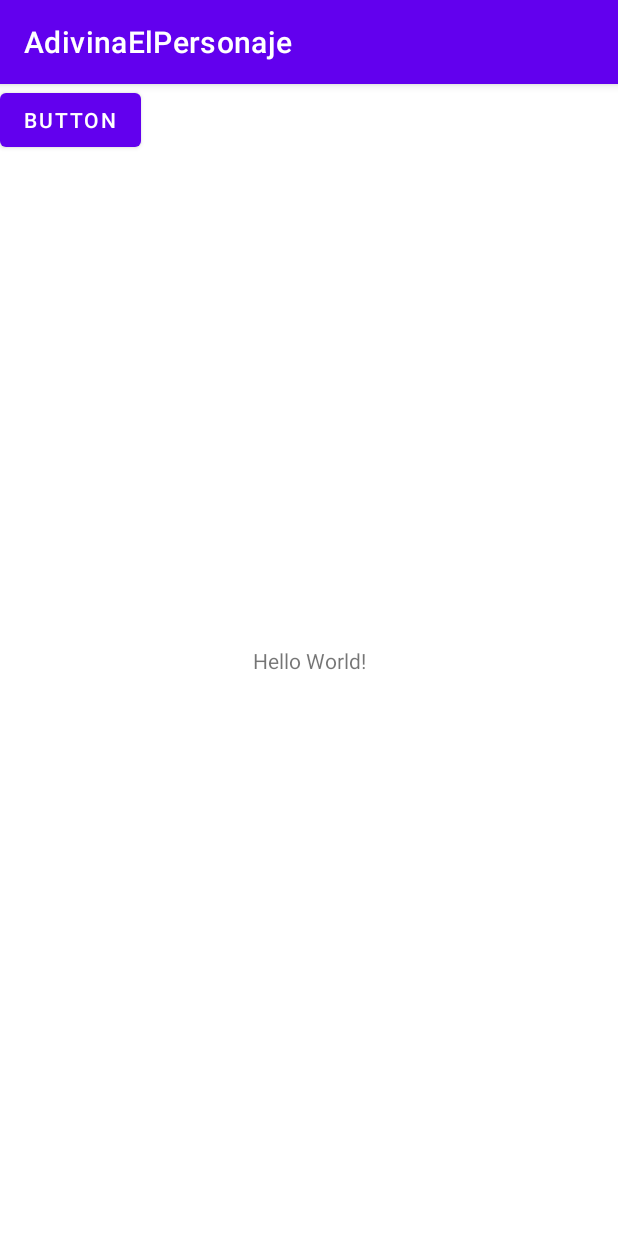
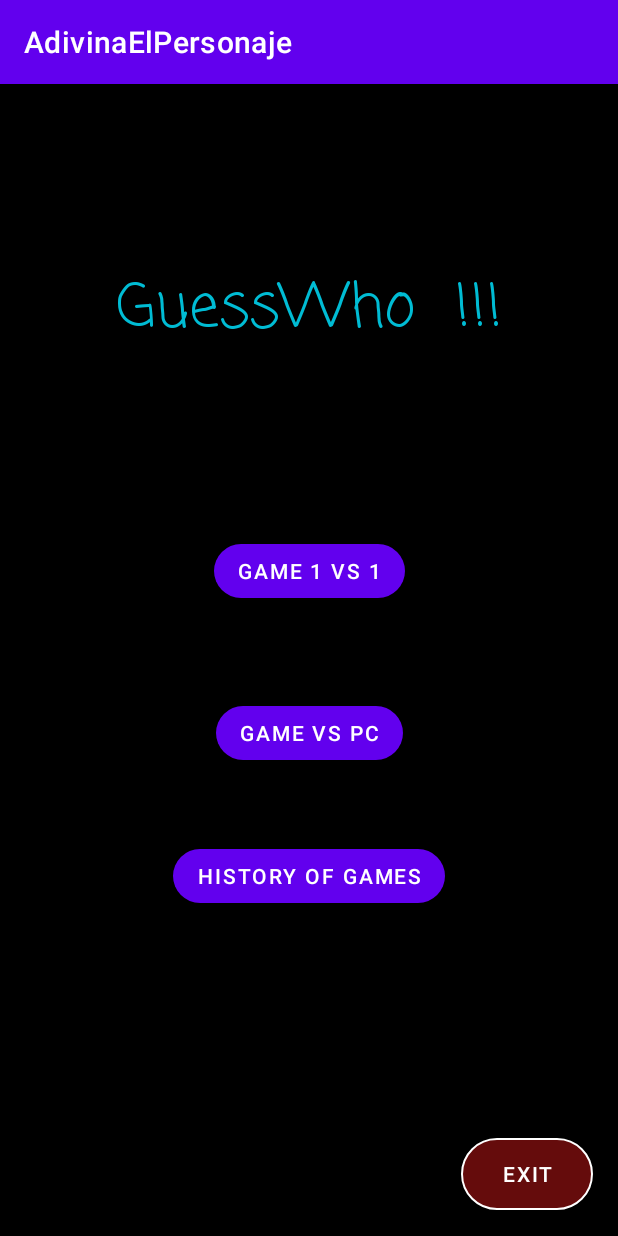
Before and after one commit to Dp2k/AdivinaElPersonaje, an Android app: the screen it shows after launch (MainActivity), on a phone screen of 412 x 824 dp. Run offline under Robolectric (Android 15) with nearby library versions, the phone set to English and light mode, and no system bars.

Commit message:
Agregamos la pantalla de Inicio (Menu) Modificamos el estilo de los botones Creamos un recurso Drawable para estilos de formas y color (Personalizar)

```diff
--- a/app/build.gradle
+++ b/app/build.gradle
@@ -37,6 +37,7 @@ dependencies {
     implementation 'androidx.appcompat:appcompat:1.2.0'
     implementation 'com.google.android.material:material:1.3.0'
     implementation 'androidx.constraintlayout:constraintlayout:2.0.4'
+    implementation 'androidx.legacy:legacy-support-v4:1.0.0'
     testImplementation 'junit:junit:4.+'
     androidTestImplementation 'androidx.test.ext:junit:1.1.2'
     androidTestImplementation 'androidx.test.espresso:espresso-core:3.3.0'
--- a/app/src/main/java/com/example/adivinaelpersonaje/MainActivity.kt
+++ b/app/src/main/java/com/example/adivinaelpersonaje/MainActivity.kt
@@ -2,10 +2,14 @@ package com.example.adivinaelpersonaje
 
 import androidx.appcompat.app.AppCompatActivity
 import android.os.Bundle
+import androidx.fragment.app.Fragment
 
 class MainActivity : AppCompatActivity() {
+
+
     override fun onCreate(savedInstanceState: Bundle?) {
         super.onCreate(savedInstanceState)
-        setContentView(R.layout.activity_main)
+        setContentView(R.layout.fragment_inicio)
+
     }
 }
--- /dev/null
+++ b/app/src/main/res/drawable/bordes_redondos.xml
@@ -0,0 +1,8 @@
+<?xml version="1.0" encoding="utf-8"?>
+<shape xmlns:android="http://schemas.android.com/apk/res/android">
+    <solid android:color="#650C0C" />
+    <corners android:radius="60dp"></corners>
+    <stroke android:width="1dip" android:color="#ffffff" />
+            <!--<gradient android:angle="-90" android:startColor="#DD2C00" android:endColor="#FFAB00" />-->
+
+        </shape>
--- a/app/src/main/res/layout/activity_main.xml
+++ b/app/src/main/res/layout/activity_main.xml
@@ -1,6 +1,7 @@
 <?xml version="1.0" encoding="utf-8"?>
-<androidx.constraintlayout.widget.ConstraintLayout xmlns:android="http://schemas.android.com/apk/res/android"
+<FrameLayout xmlns:android="http://schemas.android.com/apk/res/android"
     xmlns:app="http://schemas.android.com/apk/res-auto"
+    android:id="@+id/contenedorFragments"
     xmlns:tools="http://schemas.android.com/tools"
     android:layout_width="match_parent"
     android:layout_height="match_parent"
@@ -15,12 +16,5 @@
         app:layout_constraintRight_toRightOf="parent"
         app:layout_constraintTop_toTopOf="parent" />
 
-    <Button
-        android:id="@+id/button"
-        android:layout_width="wrap_content"
-        android:layout_height="wrap_content"
-        android:text="Button"
-        tools:layout_editor_absoluteX="180dp"
-        tools:layout_editor_absoluteY="162dp" />
 
-</androidx.constraintlayout.widget.ConstraintLayout>
+</FrameLayout>
--- /dev/null
+++ b/app/src/main/res/layout/fragment_inicio.xml
@@ -0,0 +1,76 @@
+<?xml version="1.0" encoding="utf-8"?>
+<androidx.constraintlayout.widget.ConstraintLayout xmlns:android="http://schemas.android.com/apk/res/android"
+    xmlns:app="http://schemas.android.com/apk/res-auto"
+    xmlns:tools="http://schemas.android.com/tools"
+    android:layout_width="match_parent"
+    android:layout_height="match_parent"
+    android:orientation="vertical"
+    tools:context=".Fragments.InicioFragment"
+    android:background="@color/black">
+
+    <Button
+        android:id="@+id/button4"
+        android:layout_width="wrap_content"
+        android:layout_height="wrap_content"
+        android:layout_marginBottom="60dp"
+        android:backgroundTint="@null"
+        android:text="Game 1 VS 1"
+        app:cornerRadius="20dp"
+        app:layout_constraintBottom_toTopOf="@+id/button5"
+        app:layout_constraintEnd_toEndOf="parent"
+        app:layout_constraintStart_toStartOf="parent" />
+
+    <Button
+        android:id="@+id/button5"
+        android:layout_width="wrap_content"
+        android:layout_height="wrap_content"
+        android:layout_marginBottom="47dp"
+        android:backgroundTint="@null"
+        android:text="Game VS pc"
+        app:cornerRadius="20dp"
+        app:layout_constraintBottom_toTopOf="@+id/button6"
+        app:layout_constraintEnd_toEndOf="parent"
+        app:layout_constraintStart_toStartOf="parent" />
+
+    <Button
+        android:id="@+id/button6"
+        android:layout_width="wrap_content"
+        android:layout_height="wrap_content"
+        android:layout_marginBottom="216dp"
+        android:backgroundTint="@null"
+        android:text="History of games"
+        app:cornerRadius="20dp"
+        app:layout_constraintBottom_toBottomOf="parent"
+        app:layout_constraintEnd_toEndOf="parent"
+        app:layout_constraintHorizontal_bias="0.501"
+        app:layout_constraintStart_toStartOf="parent" />
+
+    <Button
+        android:id="@+id/salir"
+        android:layout_width="wrap_content"
+        android:layout_height="wrap_content"
+        android:background="@drawable/bordes_redondos"
+        android:text="Exit"
+        android:textColor="@color/white"
+        android:textSize="14dp"
+        app:backgroundTint="@null"
+        app:layout_constraintBottom_toBottomOf="parent"
+        app:layout_constraintEnd_toEndOf="parent"
+        app:layout_constraintHorizontal_bias="0.949"
+        app:layout_constraintStart_toStartOf="parent"
+        app:layout_constraintTop_toTopOf="parent"
+        app:layout_constraintVertical_bias="0.976" />
+
+    <TextView
+        android:id="@+id/textView"
+        android:layout_width="wrap_content"
+        android:layout_height="wrap_content"
+        android:fontFamily="casual"
+        android:text="GuessWho  !!!"
+        android:textColor="#00BCD4"
+        android:textSize="40sp"
+        app:layout_constraintBottom_toTopOf="@+id/button4"
+        app:layout_constraintEnd_toEndOf="parent"
+        app:layout_constraintStart_toStartOf="parent"
+        app:layout_constraintTop_toTopOf="parent" />
+</androidx.constraintlayout.widget.ConstraintLayout>
--- a/app/src/main/res/values/strings.xml
+++ b/app/src/main/res/values/strings.xml
@@ -1,3 +1,5 @@
 <resources>
     <string name="app_name">AdivinaElPersonaje</string>
+    <!-- TODO: Remove or change this placeholder text -->
+    <string name="hello_blank_fragment">Hello blank fragment</string>
 </resources>
--- a/build.gradle
+++ b/build.gradle
@@ -6,7 +6,7 @@ buildscript {
     }
     dependencies {
         classpath "com.android.tools.build:gradle:7.0.3"
-        classpath "org.jetbrains.kotlin:kotlin-gradle-plugin:1.5.20"
+        classpath 'org.jetbrains.kotlin:kotlin-gradle-plugin:1.5.31'
 
         // NOTE: Do not place your application dependencies here; they belong
         // in the individual module build.gradle files
```
Also changed, not shown: app/src/main/java/com/example/adivinaelpersonaje/Fragments/InicioFragment.kt (added, +60 -0 lines), app/src/main/res/drawable/fondo_mensaje.xml (added, +17 -0 lines).
